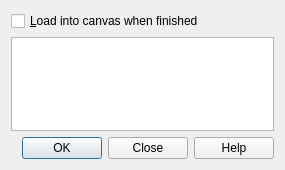
This is qgis/python/plugins/GdalTools/tools/dialogBase.ui in sourcepole/qgis as Qt 5 draws it before an edit. The edited form follows.
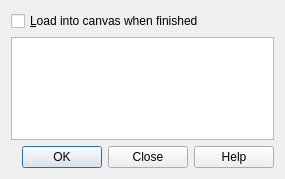
This is the edited form.

The edit to the form file:
```diff
--- a/qgis/python/plugins/GdalTools/tools/dialogBase.ui
+++ b/qgis/python/plugins/GdalTools/tools/dialogBase.ui
@@ -7,7 +7,7 @@
     <x>0</x>
     <y>0</y>
     <width>285</width>
-    <height>170</height>
+    <height>179</height>
    </rect>
   </property>
   <property name="windowTitle">
```
Left out of the diff: 3 changed lines with no effect on the pictures.
